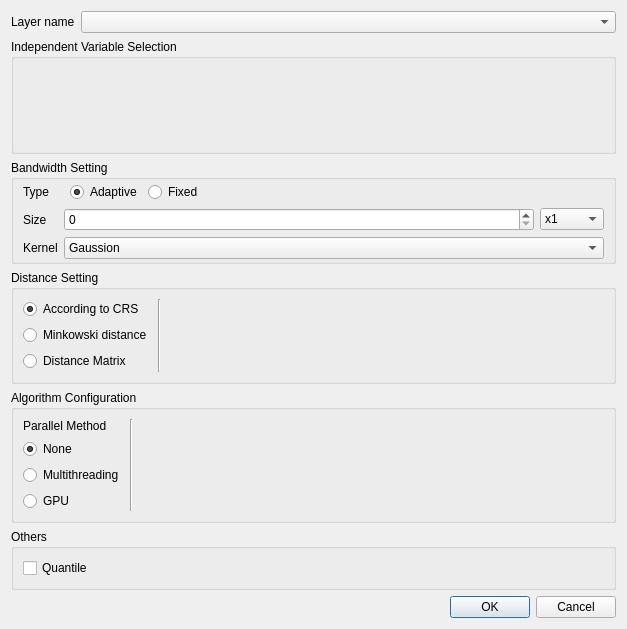
Above: gwmgwssoptionsdialog.ui from GWmodel-Lab/GWmodelS before the change. Below: the same form after it.
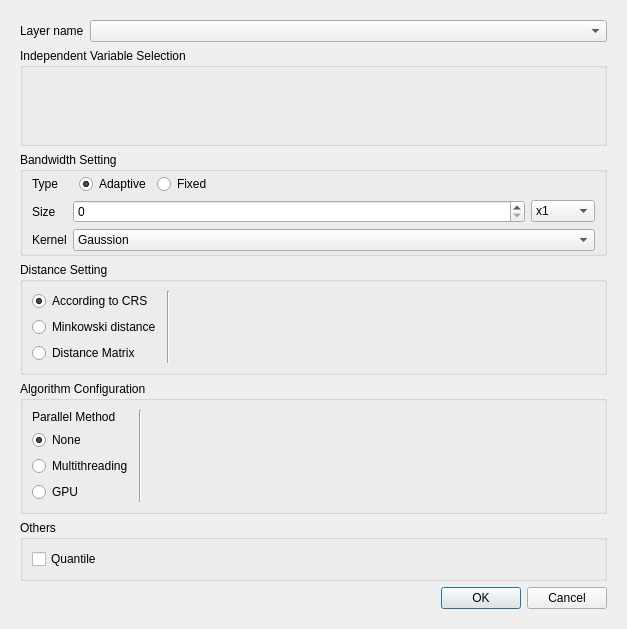
That is the form after the change. Custom widgets are drawn as their Qt base class.

Diff of the .ui file:
```diff
--- a/gwmgwssoptionsdialog.ui
+++ b/gwmgwssoptionsdialog.ui
@@ -13,7 +13,25 @@
   <property name="windowTitle">
    <string>GWSS Configure</string>
   </property>
-  <layout class="QVBoxLayout" name="verticalLayout_3" stretch="0,0,0,0,0,0,0">
+  <layout class="QVBoxLayout" name="verticalLayout_3" stretch="0">
+   <item>
+    <widget class="QScrollArea" name="scrollArea">
+     <property name="frameShape">
+      <enum>QFrame::NoFrame</enum>
+     </property>
+     <property name="widgetResizable">
+      <bool>true</bool>
+     </property>
+     <widget class="QWidget" name="scrollAreaWidgetContents">
+      <property name="geometry">
+       <rect>
+        <x>0</x>
+        <y>0</y>
+        <width>605</width>
+        <height>607</height>
+       </rect>
+      </property>
+      <layout class="QVBoxLayout" name="verticalLayout_7">
    <item>
     <layout class="QFormLayout" name="formLayout_6">
      <item row="0" column="0">
@@ -644,6 +662,10 @@
       </widget>
      </item>
     </layout>
+       </item>
+      </layout>
+     </widget>
+    </widget>
    </item>
   </layout>
  </widget>
```
Lines whose indentation alone changed are shown as unchanged.
